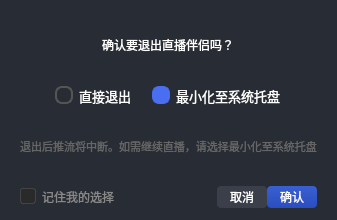
Above: src/app/exit_dialog.ui from fancrystal/livePCWindows before the change. Below: the same form after it.
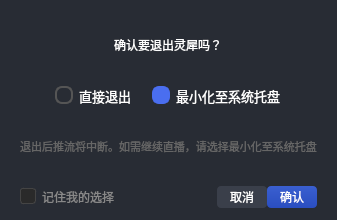
That is the form after the change.

```diff
--- a/src/app/exit_dialog.ui
+++ b/src/app/exit_dialog.ui
@@ -50,7 +50,7 @@
 			<item alignment="Qt::AlignHCenter">
 				<widget class="QLabel" name="label_title">
 					<property name="text">
-						<string>确认要退出直播伴侣吗？</string>
+						<string>确认要退出灵犀吗？</string>
 					</property>
 					<property name="font">
 						<font pointSize="14" weight="bold"/>
```
